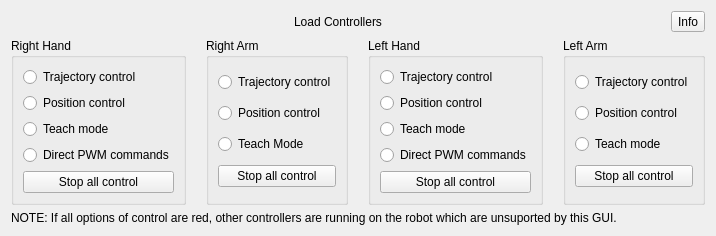
First picture: the form in sr_gui_change_controllers/uis/SrChangeControllers.ui, repository shadow-robot/sr_visualization_common, before the edit.
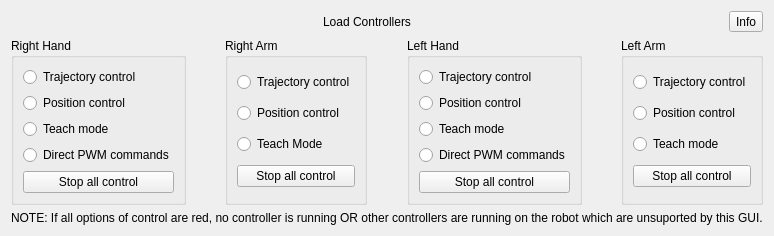
Second picture: the form after the edit.

```diff
--- a/sr_gui_change_controllers/uis/SrChangeControllers.ui
+++ b/sr_gui_change_controllers/uis/SrChangeControllers.ui
@@ -268,7 +268,7 @@
         </size>
        </property>
        <property name="text">
-        <string>NOTE: If all options of control are red, other controllers are running on the robot which are unsuported by this GUI.</string>
+        <string>NOTE: If all options of control are red, no controller is running OR other controllers are running on the robot which are unsuported by this GUI.</string>
        </property>
       </widget>
      </item>
```
